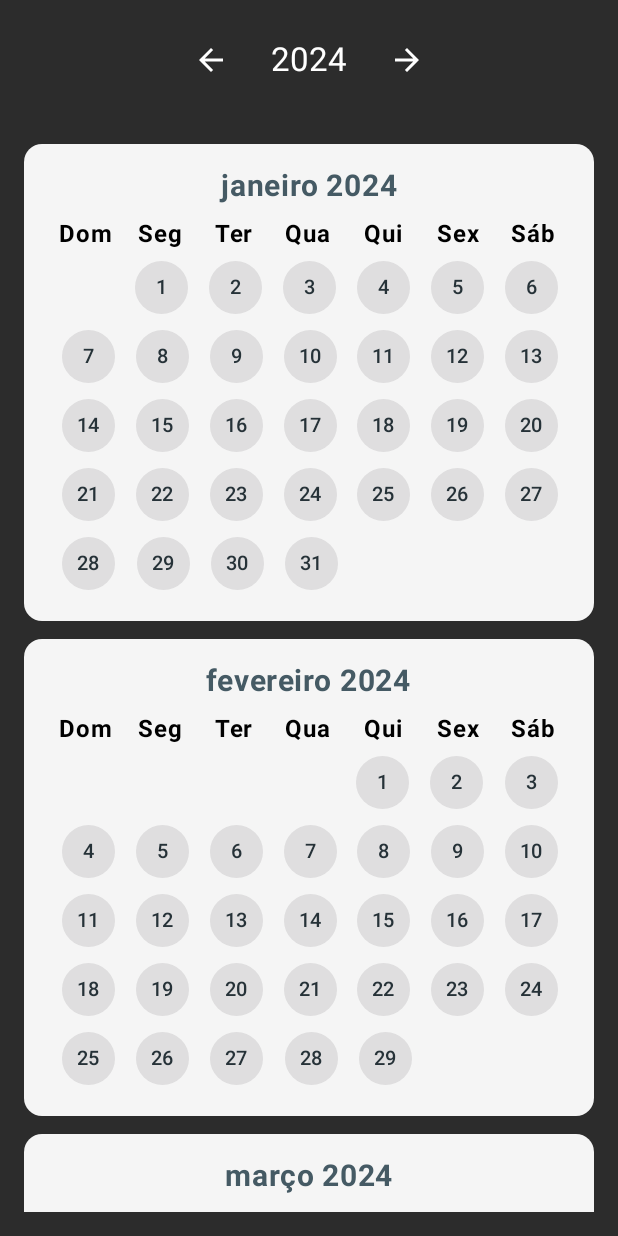
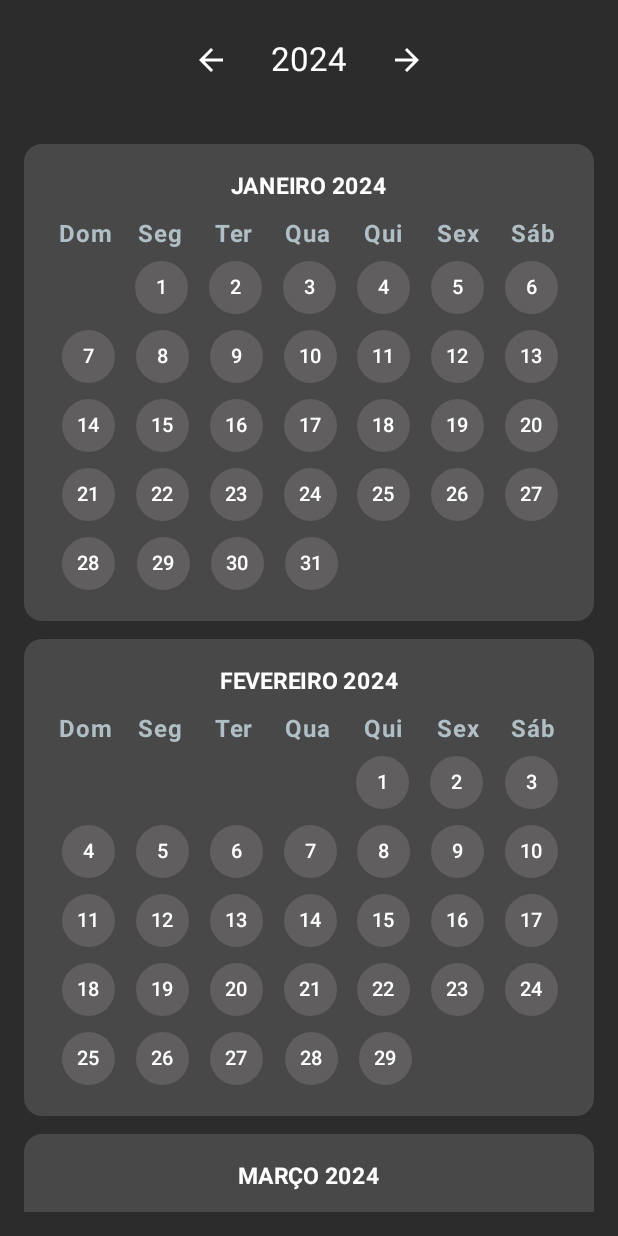
Before and after one commit to Guiiima/CalendarioAndroid, an Android app built with Jetpack Compose: the screen it shows after launch (MainActivity), on a phone screen of 412 x 824 dp. Run offline under Robolectric (Android 15) with nearby library versions, the phone set to English and light mode, and no system bars.

Commit message:
ajuste cor dos botoes

```diff
--- a/app/src/main/java/com/example/calendarios/MainActivity.kt
+++ b/app/src/main/java/com/example/calendarios/MainActivity.kt
@@ -164,22 +164,25 @@ fun CalendarMonthView(month: Month, year: Int, onDateSelected: (LocalDate) -> Un
     Column(
         modifier = Modifier
             .fillMaxWidth()
-            .background(Color(0xFFF5F5F5), shape = RoundedCornerShape(12.dp))
+            .background(Color(0xFF484848), shape = RoundedCornerShape(12.dp)) // cor de fundo do calendário
             .padding(16.dp),
         horizontalAlignment = Alignment.CenterHorizontally
     ) {
+        // Mês e ano em branco e maiúsculo
         Text(
-            text = "${month.getDisplayName(TextStyle.FULL, Locale("pt", "BR"))} $year",
-            fontSize = 20.sp,
+            text = "${month.getDisplayName(TextStyle.FULL, Locale("pt", "BR")).toUpperCase()} $year", // Maiúsculo
+            fontSize = 15.sp,
             fontWeight = FontWeight.Bold,
             modifier = Modifier.padding(bottom = 8.dp),
-            color = Color(0xFF455A64)
+            color = Color.White // Cor do texto em branco
         )
 
+        // A seguir, os outros componentes do calendário
         DaysOfWeekRow()
         DaysOfMonthGrid(firstDayOfMonth, lastDayOfMonth, currentDate, onDateSelected)
     }
 }
+
 
 @RequiresApi(Build.VERSION_CODES.O)
 @Composable
@@ -210,24 +213,24 @@ fun DaysOfMonthGrid(
                     } else {
                         val dayDate = LocalDate.of(firstDay.year, firstDay.month, day)
                         val isToday = dayDate == currentDate
-                        val isDisabled = dayDate.isBefore(currentDate)
 
                         Button(
-                            onClick = { if (!isDisabled) onDateSelected(dayDate) },
+                            onClick = { onDateSelected(dayDate) },
                             modifier = Modifier
                                 .padding(5.dp)
                                 .size(35.dp),
                             shape = RoundedCornerShape(50),
                             contentPadding = PaddingValues(0.dp),
-                            enabled = !isDisabled,
                             colors = ButtonDefaults.buttonColors(
-                                containerColor = if (isToday) Color(0xFF80C8FF) else Color(0xFFB0BEC5) // Cor padrão
-                            )
+                                containerColor = if (isToday) Color(0x88EF5350) else Color(
+                                    0xFF605E5E
+                                )
+                            ),
                         ) {
                             Text(
                                 text = "$day",
                                 fontSize = 13.sp,
-                                color = if (isToday) Color.White else Color(0xFF263238)
+                                color = Color.White // Cor do texto do dia
                             )
                         }
                         day++
@@ -462,11 +465,13 @@ fun DaysOfWeekRow() {
                 text = day,
                 modifier = Modifier.weight(1f),
                 textAlign = TextAlign.Center,
-                fontWeight = FontWeight.Bold
+                fontWeight = FontWeight.Bold,
+                color = Color(0xFFB0BEC5) // Cor cinza escuro para os dias da semana
             )
         }
     }
 }
+
 
 enum class Direction {
     FORWARD, BACKWARD
```
